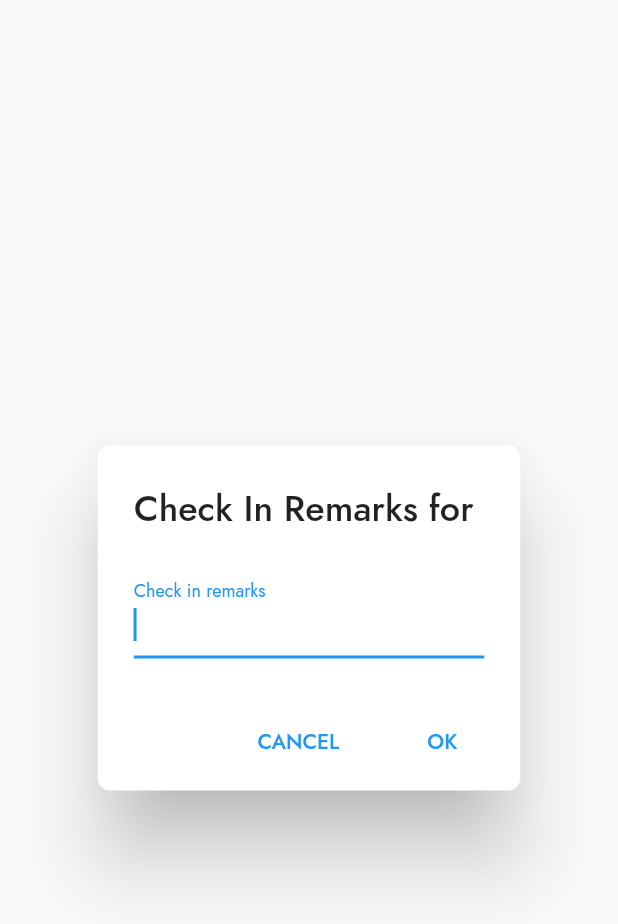
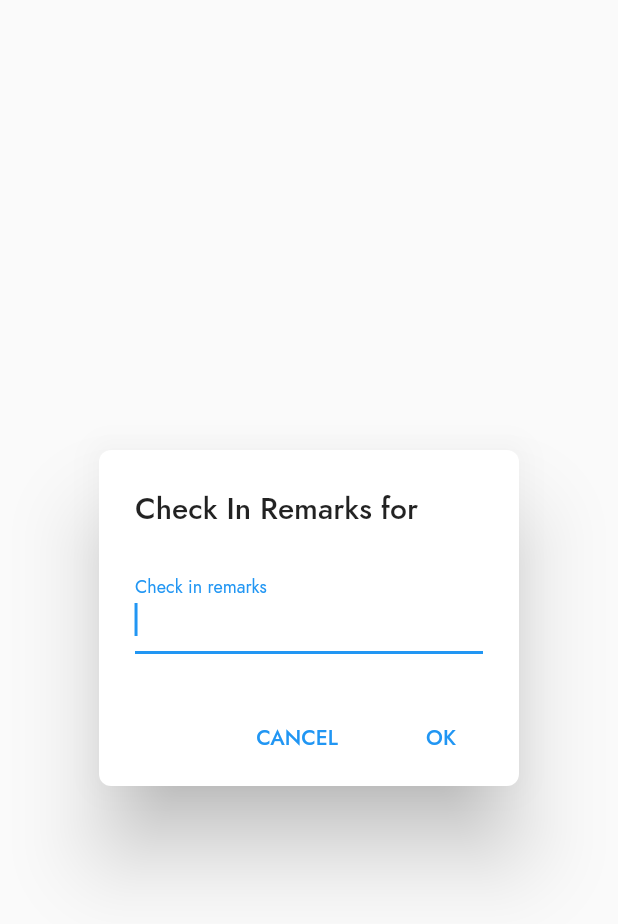
Before and after one commit to CZX123/iTap, a Flutter app: the AddRemarksDialog widget shown alone on an empty page, opened directly with empty values, on a phone screen of 412 x 824 dp. Shown: the top 924 px of the screen. Run offline on Flutter 3.47's test engine with Material 2 defaults, Android fonts, the light colour scheme and no system bars; our stand-ins replace connectivity, permission_handler, qr_flutter, shared_preferences; missing offline and left inert: barcode_scan, flutter_custom_tabs; accounts and stored records are empty; network calls fail.

Commit message:
Visual updates

```diff
--- a/lib/src/group.dart
+++ b/lib/src/group.dart
@@ -252,6 +252,9 @@ class GroupTimings extends StatelessWidget {
               content: Text(parsedJson['error_message']),
               actions: <Widget>[
                 FlatButton(
+                  shape: RoundedRectangleBorder(
+                    borderRadius: BorderRadius.circular(6),
+                  ),
                   child: Text('OK'),
                   onPressed: () {
                     Navigator.pop(context);
@@ -392,12 +395,18 @@ class _AddRemarksDialogState extends State<AddRemarksDialog> {
       ),
       actions: <Widget>[
         FlatButton(
+          shape: RoundedRectangleBorder(
+            borderRadius: BorderRadius.circular(6),
+          ),
           child: Text('CANCEL'),
           onPressed: () {
             Navigator.pop(context, null);
           },
         ),
         FlatButton(
+          shape: RoundedRectangleBorder(
+            borderRadius: BorderRadius.circular(6),
+          ),
           child: Text('OK'),
           onPressed: () {
             Navigator.pop(context, _textController.text);
--- a/lib/src/settings.dart
+++ b/lib/src/settings.dart
@@ -15,7 +15,7 @@ void launchURL(BuildContext context, String url) async {
         toolbarColor: Theme.of(context).primaryColor,
         enableUrlBarHiding: true,
         showPageTitle: true,
-        extraCustomTabs: <String>['org.mozilla.firefox', 'com.microsoft.emmx'],
+        extraCustomTabs: <String>['com.microsoft.emmx', 'org.mozilla.firefox'],
       ),
     );
   } catch (e) {
--- a/lib/src/theme.dart
+++ b/lib/src/theme.dart
@@ -29,14 +29,6 @@ final lightThemeData = ThemeData(
   textSelectionHandleColor: Colors.blue,
   canvasColor: Colors.grey[50],
   cardColor: Colors.blue[50], // Used for dropdown background
-  buttonTheme: ButtonThemeData(
-    alignedDropdown: true,
-    shape: RoundedRectangleBorder(
-      borderRadius: BorderRadius.circular(6),
-    ),
-    buttonColor: Colors.blue[50],
-    textTheme: ButtonTextTheme.accent,
-  ),
   appBarTheme: AppBarTheme(
     color: Colors.blue,
   ),
@@ -47,6 +39,20 @@ final lightThemeData = ThemeData(
     shape: RoundedRectangleBorder(
       borderRadius: BorderRadius.circular(8),
     ),
+    titleTextStyle: TextStyle(
+      color: Colors.black87,
+      fontFamily: 'Jost*',
+      fontSize: 20,
+      fontWeight: FontWeight.w500,
+    ),
+  ),
+  buttonTheme: ButtonThemeData(
+    alignedDropdown: true,
+    shape: RoundedRectangleBorder(
+      borderRadius: BorderRadius.circular(6),
+    ),
+    buttonColor: Colors.blue[50],
+    textTheme: ButtonTextTheme.accent,
   ),
   textTheme: textTheme,
 );
@@ -63,6 +69,21 @@ final darkThemeData = ThemeData(
   scaffoldBackgroundColor: Colors.grey[900],
   canvasColor: Colors.grey[900],
   cardColor: Colors.grey[850], // Used for dropdown background
+  appBarTheme: AppBarTheme(color: Colors.grey[900]),
+  iconTheme: IconThemeData(
+    color: Colors.white,
+  ),
+  dialogTheme: DialogTheme(
+    shape: RoundedRectangleBorder(
+      borderRadius: BorderRadius.circular(8),
+    ),
+    titleTextStyle: TextStyle(
+      color: Colors.white,
+      fontFamily: 'Jost*',
+      fontSize: 20,
+      fontWeight: FontWeight.w500,
+    ),
+  ),
   buttonTheme: ButtonThemeData(
     alignedDropdown: true,
     shape: RoundedRectangleBorder(
@@ -70,17 +91,6 @@ final darkThemeData = ThemeData(
     ),
     buttonColor: Colors.blue[700],
     textTheme: ButtonTextTheme.normal,
-  ),
-  appBarTheme: AppBarTheme(
-    color: Colors.grey[900]
-  ),
-  iconTheme: IconThemeData(
-    color: Colors.white,
-  ),
-  dialogTheme: DialogTheme(
-    shape: RoundedRectangleBorder(
-      borderRadius: BorderRadius.circular(8),
-    ),
   ),
   toggleableActiveColor: Colors.blue,
   textTheme: darkTextTheme,
```
Also changed, not shown: lib/src/group_actions.dart (+30 -2 lines), lib/src/login.dart (+9 -0 lines).
